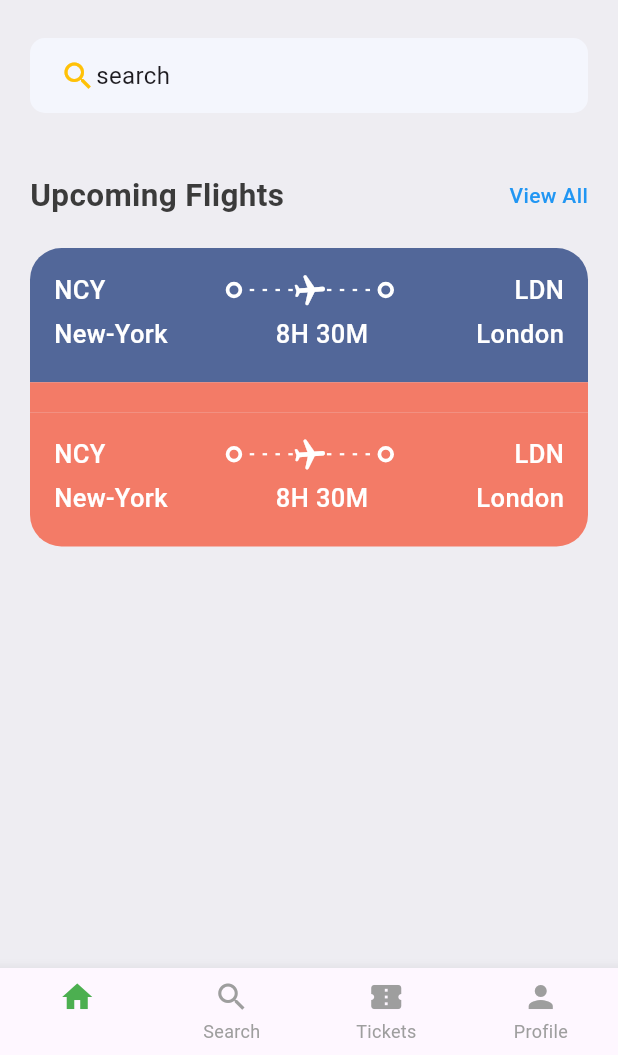
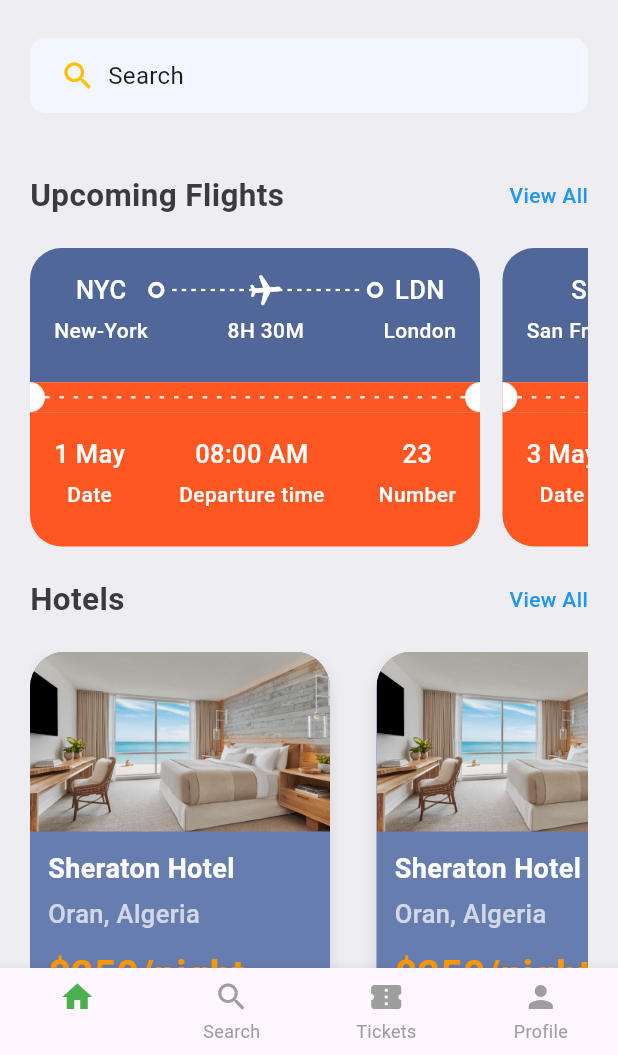
Before and after one commit to pedros18/travel-agency-app, a Flutter app: the screen it shows after launch, on a phone screen of 412 x 824 dp, the part 181-1236 px from its top. Run offline on Flutter 3.47's test engine with Material 3 defaults, Android fonts, the phone set to English and light mode, and no system bars.

Commit message:
ticket and hotels cards done

```diff
--- a/lib/base/res/media.dart
+++ b/lib/base/res/media.dart
@@ -1,4 +1,5 @@
 class AppMedia{
   static const _baseImage = "assets/images";
   static const logo = "$_baseImage/logo.png";
+  static const hotelRoom = "$_baseImage/hotel_room.png";
 }
--- a/lib/base/res/styles/app_styles.dart
+++ b/lib/base/res/styles/app_styles.dart
@@ -15,6 +15,8 @@ class AppStyles {
   TextStyle(fontSize: 21, fontWeight: FontWeight.bold, color: textColor);
   static TextStyle headLineStyle3 =
   TextStyle(fontSize: 17, fontWeight: FontWeight.w500, color: textColor);
+  static TextStyle headLineStyle4 =
+  TextStyle(fontSize: 14, fontWeight: FontWeight.w500, color: textColor);
 
   static TextStyle textStyle =
   TextStyle(fontSize: 14, color: textColor,fontWeight: FontWeight.w500);
--- /dev/null
+++ b/lib/base/widgets/big_circle.dart
@@ -0,0 +1,26 @@
+import 'package:flutter/material.dart';
+
+class BigCircle extends StatelessWidget {
+  final bool isRight;
+  const BigCircle({super.key,required this.isRight});
+
+  @override
+  Widget build(BuildContext context) {
+    return SizedBox(
+      height: 20,
+      width: 10,
+      child: DecoratedBox(
+        decoration: BoxDecoration(
+          color: Colors.white,
+          borderRadius: isRight==false? BorderRadius.only(
+            topRight: Radius.circular(10),
+            bottomRight: Radius.circular(10),
+          ): BorderRadius.only(
+            topLeft: Radius.circular(10),
+            bottomLeft: Radius.circular(10),
+          ),
+        ),
+      ),
+    );
+  }
+}
--- /dev/null
+++ b/lib/base/widgets/hotel_view.dart
@@ -0,0 +1,76 @@
+import 'package:flutter/material.dart';
+import 'package:learning_app/base/res/media.dart';
+import 'package:learning_app/base/res/styles/app_styles.dart';
+
+class HotelView extends StatelessWidget {
+  const HotelView({super.key});
+
+  @override
+  Widget build(BuildContext context) {
+    return Container(
+      width: 200,
+      margin: const EdgeInsets.only(right: 16), // spacing between hotel cards
+      decoration: BoxDecoration(
+        color: AppStyles.primaryColor,
+        borderRadius: BorderRadius.circular(24),
+        boxShadow: [
+          BoxShadow(
+            color: Colors.grey.withOpacity(0.3),
+            blurRadius: 8,
+            offset: const Offset(0, 4),
+          ),
+        ],
+      ),
+      child: Column(
+        crossAxisAlignment: CrossAxisAlignment.start,
+        children: [
+          // Hotel Image
+          Container(
+            height: 120,
+            decoration: BoxDecoration(
+              borderRadius: const BorderRadius.only(
+                topLeft: Radius.circular(24),
+                topRight: Radius.circular(24),
+              ),
+              image: DecorationImage(
+                image: AssetImage(AppMedia.hotelRoom),
+                fit: BoxFit.cover,
+              ),
+            ),
+          ),
+
+          // Hotel Info
+          Padding(
+            padding: const EdgeInsets.all(12),
+            child: Column(
+              crossAxisAlignment: CrossAxisAlignment.start,
+              children: [
+                Text(
+                  "Sheraton Hotel",
+                  style: AppStyles.headLineStyle2.copyWith(
+                    color: Colors.white,
+                    fontSize: 18,
+                  ),
+                ),
+                const SizedBox(height: 5),
+                Text(
+                  "Oran, Algeria",
+                  style: AppStyles.headLineStyle3.copyWith(
+                    color: Colors.white70,
+                  ),
+                ),
+                const SizedBox(height: 10),
+                Text(
+                  "\$250/night",
+                  style: AppStyles.headLineStyle.copyWith(
+                    color: Colors.orange,
+                  ),
+                ),
+              ],
+            ),
+          ),
+        ],
+      ),
+    );
+  }
+}
--- a/lib/base/widgets/ticket_view.dart
+++ b/lib/base/widgets/ticket_view.dart
@@ -1,23 +1,25 @@
 import 'package:flutter/material.dart';
 import 'package:learning_app/base/widgets/app_layoutbuilder_widget.dart';
+import 'package:learning_app/base/widgets/big_circle.dart';
 import 'package:learning_app/base/widgets/big_dot.dart';
 import '../res/styles/app_styles.dart';
 
 class TicketView extends StatelessWidget {
-  const TicketView({super.key});
+  final Map<String, dynamic> ticket;
+  const TicketView({super.key, required this.ticket});
 
   @override
   Widget build(BuildContext context) {
     final size = MediaQuery.of(context).size;
 
     return SizedBox(
-      width: size.width * 0.85,
+        width: 300,
       height: 199,
       child: Column(
         children: [
           // ✅ Top half (blue)
           Container(
-            height: 179 * 0.5, // Half of the total height
+            height: 179 * 0.5,
             padding: const EdgeInsets.all(16),
             decoration: BoxDecoration(
               color: AppStyles.ticketBlue,
@@ -29,19 +31,38 @@ class TicketView extends StatelessWidget {
             child: Column(
               children: [
                 Row(
+                  mainAxisAlignment: MainAxisAlignment.spaceBetween,
+                  crossAxisAlignment: CrossAxisAlignment.start,
+                  children: [
+                    // Left column: Departure code and city
+                    Column(
+                      crossAxisAlignment: CrossAxisAlignment.center,
                       children: [
                         Text(
-                      "NCY",
+                          ticket['from']['code'],
                           style: AppStyles.headLineStyle3.copyWith(color: Colors.white),
                         ),
-                    const Spacer(),
+                        const SizedBox(height: 5),
+                        Text(
+                          ticket['from']['name'],
+                          style: AppStyles.headLineStyle4.copyWith(color: Colors.white),
+                        ),
+                      ],
+                    ),
+
+                    // Center column: airplane icon + duration
+                    Expanded(
+                      child: Column(
+                        children: [
+                          Row(
+                            children: [
                               const BigDot(),
                               const SizedBox(width: 5),
                               Expanded(
                                 child: Stack(
                                   alignment: Alignment.center,
                                   children: [
-                          AppLayoutBuilderWidget(randomDivider: 10),
+                                    const AppLayoutBuilderWidget(randomDivider: 20),
                                     Transform.rotate(
                                       angle: 1.5,
                                       child: const Icon(
@@ -55,45 +76,58 @@ class TicketView extends StatelessWidget {
                               ),
                               const SizedBox(width: 5),
                               const BigDot(),
-                    const Spacer(),
+                            ],
+                          ),
+                          const SizedBox(height: 5),
                           Text(
-                      "LDN",
-                      style: AppStyles.headLineStyle3.copyWith(color: Colors.white),
+                            ticket['flying_time'],
+                            style: AppStyles.headLineStyle4.copyWith(color: Colors.white),
                           ),
                         ],
                       ),
-                const SizedBox(height: 5),
-                Row(
+                    ),
+
+                    // Right column: Arrival code and city
+                    Column(
+                      crossAxisAlignment: CrossAxisAlignment.center,
                       children: [
                         Text(
-                      "New-York",
+                          ticket['to']['code'],
                           style: AppStyles.headLineStyle3.copyWith(color: Colors.white),
                         ),
-                    const Spacer(),
+                        const SizedBox(height: 5),
                         Text(
-                      "8H 30M",
-                      style: AppStyles.headLineStyle3.copyWith(color: Colors.white),
-                    ),
-                    const Spacer(),
-                    Text(
-                      "London",
-                      style: AppStyles.headLineStyle3.copyWith(color: Colors.white),
+                          ticket['to']['name'],
+                          style: AppStyles.headLineStyle4.copyWith(color: Colors.white),
                         ),
                       ],
                     ),
                   ],
                 ),
+
+              ],
             ),
+          ),
+
+          // ✅ Middle orange section with BigCircles left and right
           Container(
+            color: Colors.deepOrange,
             height: 20,
-            color: AppStyles.ticketOrange,
+            child: Row(
+              children: const [
+                BigCircle(isRight: false),
+                Expanded(child: AppLayoutBuilderWidget(randomDivider: 30)),
+                BigCircle(isRight: true),
+              ],
             ),
-          // bottom half (white section)
+          ),
+
+          // ✅ Bottom half (orange)
           Expanded(
             child: Container(
               padding: const EdgeInsets.all(16),
               decoration: BoxDecoration(
-                color: AppStyles.ticketOrange,
+                color: Colors.deepOrange,
                 borderRadius: const BorderRadius.only(
                   bottomLeft: Radius.circular(21),
                   bottomRight: Radius.circular(21),
@@ -102,58 +136,53 @@ class TicketView extends StatelessWidget {
               child: Column(
                 children: [
                   Row(
+                    mainAxisAlignment: MainAxisAlignment.spaceBetween,
+                    children: [
+                      Column(
+                        crossAxisAlignment: CrossAxisAlignment.center,
                         children: [
                           Text(
-                        "NCY",
+                            ticket['date'],
                             style: AppStyles.headLineStyle3.copyWith(color: Colors.white),
                           ),
-                      const Spacer(),
-                      const BigDot(),
-                      const SizedBox(width: 5),
-                      Expanded(
-                        child: Stack(
-                          alignment: Alignment.center,
-                          children: [
-                            AppLayoutBuilderWidget(randomDivider: 10),
-                            Transform.rotate(
-                              angle: 1.5,
-                              child: const Icon(
-                                Icons.local_airport_rounded,
-                                color: Colors.white,
-                                size: 24,
-                              ),
+                          const SizedBox(height: 5),
+                          Text(
+                            "Date",
+                            style: AppStyles.headLineStyle4.copyWith(color: Colors.white),
                           ),
                         ],
                       ),
+                      Column(
+                        crossAxisAlignment: CrossAxisAlignment.center,
+                        children: [
+                          Text(
+                            ticket['departure_time'],
+                            style: AppStyles.headLineStyle3.copyWith(color: Colors.white),
                           ),
-                      const SizedBox(width: 5),
-                      const BigDot(),
-                      const Spacer(),
+                          const SizedBox(height: 5),
                           Text(
-                        "LDN",
-                        style: AppStyles.headLineStyle3.copyWith(color: Colors.white),
+                            "Departure time",
+                            style: AppStyles.headLineStyle4.copyWith(color: Colors.white),
                           ),
                         ],
                       ),
-                  const SizedBox(height: 5),
-                  Row(
+                      Column(
+                        crossAxisAlignment: CrossAxisAlignment.center,
                         children: [
                           Text(
-                        "New-York",
+                            ticket['number'],
                             style: AppStyles.headLineStyle3.copyWith(color: Colors.white),
                           ),
-                      const Spacer(),
+                          const SizedBox(height: 5),
                           Text(
-                        "8H 30M",
-                        style: AppStyles.headLineStyle3.copyWith(color: Colors.white),
-                      ),
-                      const Spacer(),
-                      Text(
-                        "London",
-                        style: AppStyles.headLineStyle3.copyWith(color: Colors.white),
+                            "Number",
+                            style: AppStyles.headLineStyle4.copyWith(color: Colors.white),
                           ),
                         ],
                       ),
+                    ],
+                  ),
+
                 ],
               ),
             ),
--- a/lib/main.dart
+++ b/lib/main.dart
@@ -1,10 +1,14 @@
 import 'package:flutter/material.dart';
+import 'package:learning_app/screens/all_tickets.dart';
 import 'package:learning_app/screens/home_screen.dart';
 
 void main() {
-  runApp(const MaterialApp(
-    home: Home(),
+  runApp(MaterialApp(
+    home: const Home(),
     debugShowCheckedModeBanner: false,
+    routes: {
+      "all_tickets": (context) => const AllTickets(),
+},
   ));
 }
 
@@ -28,7 +32,6 @@ class _HomeState extends State<Home> {
   @override
   Widget build(BuildContext context) {
     return Scaffold(
-
       body: _pages[_currentIndex],
       bottomNavigationBar: BottomNavigationBar(
         currentIndex: _currentIndex,
@@ -60,6 +63,7 @@ class _HomeState extends State<Home> {
           ),
         ],
       ),
+
     );
   }
 }
--- /dev/null
+++ b/lib/models/tickets_json.dart
@@ -0,0 +1,50 @@
+List<Map<String, dynamic>> ticketList = [
+  {
+    'from': {'code': 'NYC', 'name': 'New-York'},
+    'to': {'code': 'LDN', 'name': 'London'},
+    'flying_time': '8H 30M',
+    'date': '1 May',
+    'departure_time': '08:00 AM',
+    'number': '23',
+  },
+  {
+    'from': {'code': 'SFO', 'name': 'San Francisco'},
+    'to': {'code': 'TYO', 'name': 'Tokyo'},
+    'flying_time': '11H 15M',
+    'date': '3 May',
+    'departure_time': '10:45 AM',
+    'number': '42',
+  },
+  {
+    'from': {'code': 'PAR', 'name': 'Paris'},
+    'to': {'code': 'BER', 'name': 'Berlin'},
+    'flying_time': '1H 50M',
+    'date': '5 May',
+    'departure_time': '06:30 PM',
+    'number': '15',
+  },
+  {
+    'from': {'code': 'DXB', 'name': 'Dubai'},
+    'to': {'code': 'SYD', 'name': 'Sydney'},
+    'flying_time': '13H 40M',
+    'date': '10 May',
+    'departure_time': '01:20 AM',
+    'number': '87',
+  },
+  {
+    'from': {'code': 'CAI', 'name': 'Cairo'},
+    'to': {'code': 'IST', 'name': 'Istanbul'},
+    'flying_time': '2H 10M',
+    'date': '12 May',
+    'departure_time': '09:15 AM',
+    'number': '34',
+  },
+  {
+    'from': {'code': 'MUM', 'name': 'Mumbai'},
+    'to': {'code': 'SIN', 'name': 'Singapore'},
+    'flying_time': '5H 30M',
+    'date': '15 May',
+    'departure_time': '03:00 PM',
+    'number': '76',
+  },
+];
--- /dev/null
+++ b/lib/screens/all_tickets.dart
@@ -0,0 +1,27 @@
+import 'package:flutter/material.dart';
+
+import '../base/widgets/ticket_view.dart';
+import '../models/tickets_json.dart';
+
+class AllTickets extends StatelessWidget {
+  const AllTickets({super.key});
+
+  @override
+  Widget build(BuildContext context) {
+    return Scaffold(
+      appBar: AppBar(
+        title: const Text("All Tickets"),
+        centerTitle: true,
+      ),
+      body: ListView(
+        padding: const EdgeInsets.symmetric(horizontal: 20, vertical: 20),
+        children: ticketList.map((ticket) {
+          return Padding(
+            padding: const EdgeInsets.only(bottom: 20),
+            child: TicketView(ticket: ticket),
+          );
+        }).toList(),
+      ),
+    );
+  }
+}
--- a/lib/screens/home_screen.dart
+++ b/lib/screens/home_screen.dart
@@ -2,8 +2,11 @@ import 'package:flutter/material.dart';
 import 'package:learning_app/base/res/media.dart';
 import 'package:learning_app/base/res/styles/app_styles.dart';
 import 'package:learning_app/base/widgets/app_double_text.dart';
+import 'package:learning_app/base/widgets/hotel_view.dart';
 import 'package:learning_app/base/widgets/ticket_view.dart';
+import 'package:learning_app/models/tickets_json.dart';
 
+import 'all_tickets.dart';
 
 class HomeScreen extends StatefulWidget {
   const HomeScreen({super.key});
@@ -21,7 +24,7 @@ class _HomeScreenState extends State<HomeScreen> {
         padding: const EdgeInsets.symmetric(horizontal: 20),
         children: [
           const SizedBox(height: 40),
-          // ✅ Wrap Row with Padding
+
           Padding(
             padding: const EdgeInsets.symmetric(vertical: 20),
             child: Row(
@@ -30,10 +33,8 @@ class _HomeScreenState extends State<HomeScreen> {
                 Column(
                   crossAxisAlignment: CrossAxisAlignment.start,
                   children: [
-                    Text("Good Morning Pedro",
-                        style: AppStyles.headLineStyle3),
-                    Text("Book Tickets",
-                        style: AppStyles.headLineStyle),
+                    Text("Good Morning Pedro", style: AppStyles.headLineStyle3),
+                    Text("Book Tickets", style: AppStyles.headLineStyle),
                   ],
                 ),
                 Container(
@@ -41,7 +42,7 @@ class _HomeScreenState extends State<HomeScreen> {
                   height: 60,
                   decoration: BoxDecoration(
                     borderRadius: BorderRadius.circular(12),
-                    image: DecorationImage(image: AssetImage(AppMedia.logo))
+                    image: DecorationImage(image: AssetImage(AppMedia.logo)),
                   ),
                 ),
               ],
@@ -50,35 +51,69 @@ class _HomeScreenState extends State<HomeScreen> {
 
           const SizedBox(height: 5),
 
-          // ✅ Another Row
           Container(
             padding: const EdgeInsets.symmetric(horizontal: 20, vertical: 13),
-
             decoration: BoxDecoration(
               borderRadius: BorderRadius.circular(10),
               color: const Color(0xFFF4F6FD),
             ),
             child: Row(
               children: const [
-                Icon(Icons.search,color: Colors.amber,),
-                Text("search",style:TextStyle(fontSize: 16,)),
+                Icon(Icons.search, color: Colors.amber),
+                SizedBox(width: 8),
+                Text("Search", style: TextStyle(fontSize: 16)),
               ],
             ),
           ),
+
           const SizedBox(height: 40),
 
-          // ✅ AppDoubleText section
           AppDoubleText(
             bigText: "Upcoming Flights",
             smallText: "View All",
             onTap: () {
-              // Add logic here if needed
+              Navigator.pushNamed(
+                context,
+                "all_tickets",
+              );
             },
           ),
           const SizedBox(height: 20),
-          TicketView()
+
+          SingleChildScrollView(
+            scrollDirection: Axis.horizontal,
+            child: Row(
+              children: ticketList
+                  .map((e) => TicketView(ticket: e))
+                  .expand((widget) => [widget, const SizedBox(width: 15)])
+                  .toList()
+                ..removeLast(), // remove the trailing SizedBox
+            ),
+          ),
+
+          const SizedBox(height: 20),
+
+          AppDoubleText(
+            bigText: "Hotels",
+            smallText: "View All",
+            onTap: () {},
+          ),
+          const SizedBox(height: 20),
+
+          SingleChildScrollView(
+            scrollDirection: Axis.horizontal,
+            child: Row(
+              children: List.generate(
+                5,
+                    (index) => Padding(
+                  padding: const EdgeInsets.only(right: 15),
+                  child: HotelView(),
+                ),
+              ),
+            ),
+          ),
+
         ],
-
       ),
     );
   }
```
Lines whose indentation alone changed are shown as unchanged.
